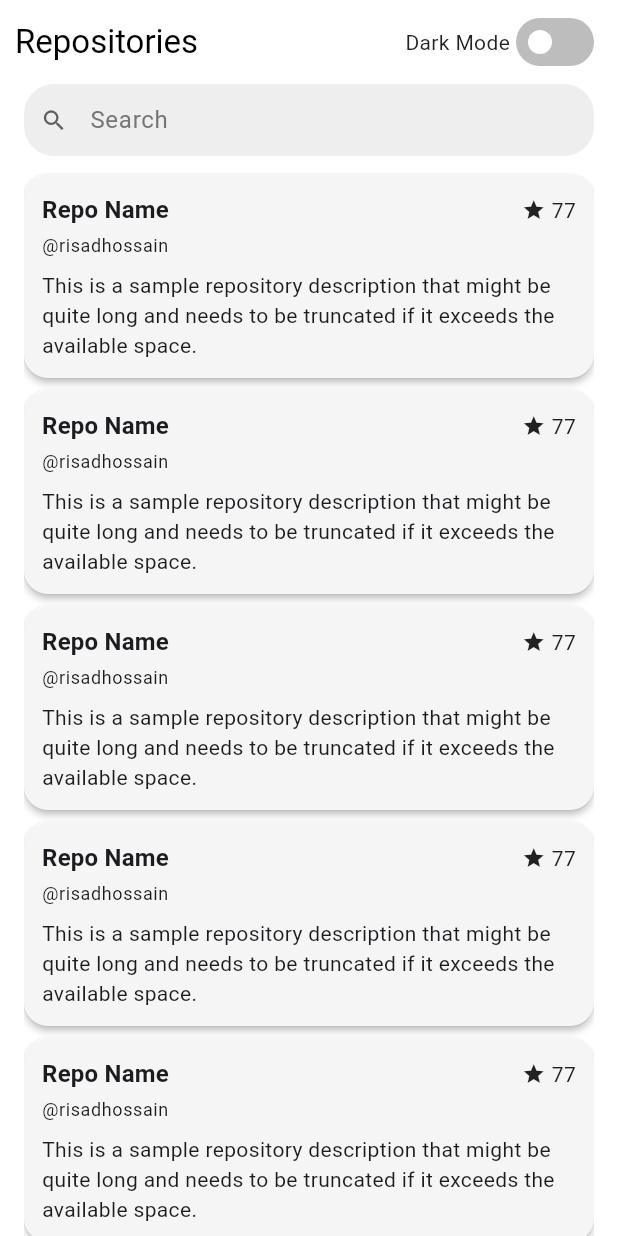
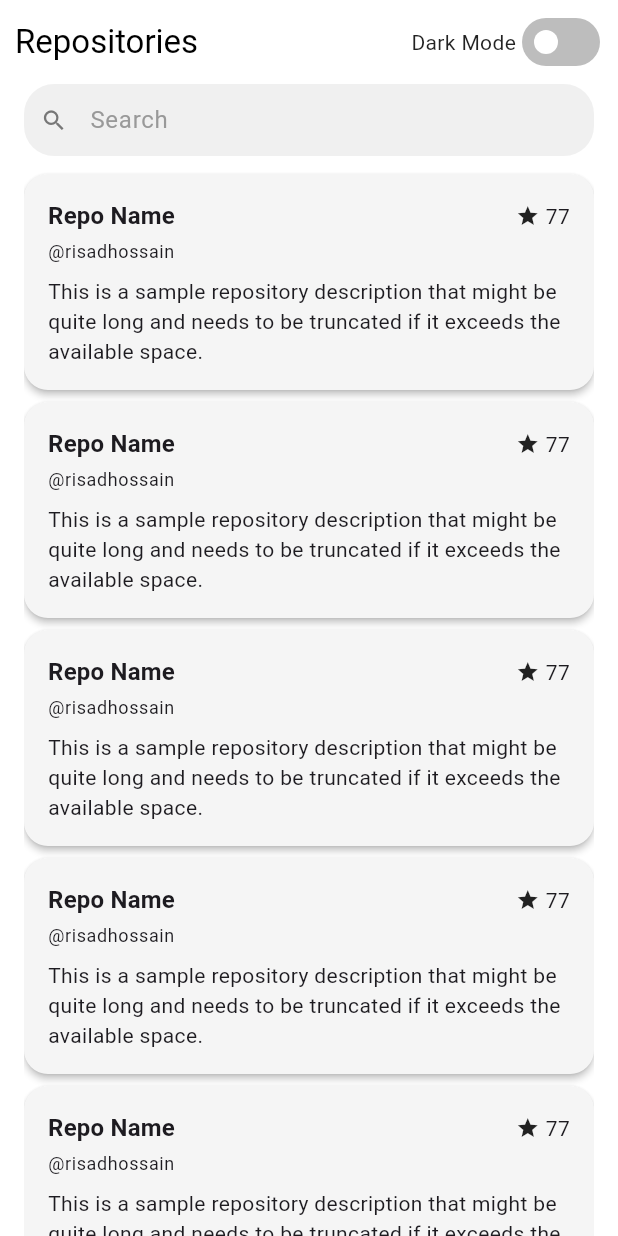
Before and after one commit to mdrislam/clean_architecture_with_bloc, a Flutter app: the screen it shows after launch, on a phone screen of 412 x 824 dp. Run offline on Flutter 3.47's test engine with Material 3 defaults, Android fonts, the phone set to English and light mode, and no system bars.

Commit message:
scaling colors and sizes

```diff
--- /dev/null
+++ b/lib/core/theme/app_colors.dart
@@ -0,0 +1,29 @@
+import 'package:flutter/material.dart';
+
+class AppColors {
+  // Common Colors
+  static const Color primary = Color.fromARGB(255, 115, 255, 120);
+  static const Color white = Colors.white;
+  static final Color grey400 = Colors.grey[400] as Color;
+  static final Color transparent = Colors.transparent;
+
+  // Light Theme Colors
+  static const Color lightScaffoldBackground = Colors.white;
+  static const Color lightAppBarBackground = Colors.white;
+  static const Color lightAppBarForeground = Colors.black;
+  static const Color lightIconColor = Colors.black87;
+  static const Color lightInputFill = Color(0xFFF0F0F0);
+  static const Color lightHintText = Color(0xFF999999);
+  static const Color lightPrefixIcon = Color(0xFF777777);
+  static const Color lightCardColor = Color(0xFFF5F5F5);
+
+  // Dark Theme Colors
+  static const Color darkScaffoldBackground = Color(0xFF121212);
+  static const Color darkAppBarBackground = Color(0xFF121212);
+  static const Color darkAppBarForeground = Colors.white;
+  static const Color darkIconColor = Colors.white70;
+  static const Color darkInputFill = Color(0xFF2C2C2C);
+  static const Color darkHintText = Color(0xFFB0B0B0);
+  static const Color darkPrefixIcon = Color(0xFFE0E0E0);
+  static const Color darkCardColor = Color(0xFF2C2C2C);
+}
--- a/lib/core/theme/app_theme.dart
+++ b/lib/core/theme/app_theme.dart
@@ -1,69 +1,75 @@
 import 'package:flutter/material.dart';
+import 'package:tikweb_task/core/values/app_sizes.dart';
+import 'app_colors.dart';
 
 class AppTheme {
   static ThemeData light() {
     return ThemeData(
-      primarySwatch: Colors.blue,
-      scaffoldBackgroundColor: Colors.white,
+      scaffoldBackgroundColor: AppColors.lightScaffoldBackground,
       appBarTheme: const AppBarTheme(
-        backgroundColor: Colors.white,
-        foregroundColor: Colors.black,
+        backgroundColor: AppColors.lightAppBarBackground,
+        foregroundColor: AppColors.lightAppBarForeground,
         titleSpacing: 0,
       ),
-      iconTheme: const IconThemeData(color: Colors.black87),
-      primaryIconTheme: const IconThemeData(color: Colors.black87),
+      iconTheme: const IconThemeData(color: AppColors.lightIconColor),
       inputDecorationTheme: InputDecorationTheme(
         filled: true,
-        fillColor: Colors.grey.shade200,
+        fillColor: AppColors.lightInputFill,
         border: OutlineInputBorder(
-          borderRadius: BorderRadius.circular(20),
+          borderRadius: BorderRadius.circular(AppSizes.inputRadius),
           borderSide: BorderSide.none,
         ),
-        hintStyle: TextStyle(color: Colors.grey.shade600),
-        prefixIconColor: Colors.grey.shade700,
+        hintStyle: const TextStyle(color: AppColors.lightHintText),
+        prefixIconColor: AppColors.lightPrefixIcon,
         prefixIconConstraints: const BoxConstraints(
-          minWidth: 40,
-          minHeight: 40,
+          minWidth: AppSizes.iconConstant,
+          minHeight: AppSizes.iconConstant,
         ),
         isDense: true,
       ),
-
       cardTheme: CardThemeData(
-        color: Colors.grey.shade100,
-        elevation: 2,
-        margin: const EdgeInsets.symmetric(horizontal: 0, vertical: 4),
-        shape: RoundedRectangleBorder(borderRadius: BorderRadius.circular(16)),
+        color: AppColors.lightCardColor,
+        elevation: AppSizes.cardElevation,
+        margin: const EdgeInsets.symmetric(
+          horizontal: 0,
+          vertical: AppSizes.cardMarginVertical,
+        ),
+        shape: RoundedRectangleBorder(
+          borderRadius: BorderRadius.circular(AppSizes.borderRadius),
+        ),
       ),
     );
   }
 
   static ThemeData dark() {
     return ThemeData.dark().copyWith(
-      primaryColor: Colors.blueGrey,
-      scaffoldBackgroundColor: Colors.grey[900],
-      appBarTheme: AppBarTheme(
-        backgroundColor: Colors.grey[900],
-        foregroundColor: Colors.white,
+      scaffoldBackgroundColor: AppColors.darkScaffoldBackground,
+      appBarTheme: const AppBarTheme(
+        backgroundColor: AppColors.darkAppBarBackground,
+        foregroundColor: AppColors.darkAppBarForeground,
         titleSpacing: 0,
       ),
-      iconTheme: const IconThemeData(color: Colors.white70),
-      primaryIconTheme: const IconThemeData(color: Colors.white70),
+      iconTheme: const IconThemeData(color: AppColors.darkIconColor),
       inputDecorationTheme: InputDecorationTheme(
         filled: true,
-        fillColor: Colors.grey.shade800,
+        fillColor: AppColors.darkInputFill,
         border: OutlineInputBorder(
-          borderRadius: BorderRadius.circular(20),
+          borderRadius: BorderRadius.circular(AppSizes.inputRadius),
           borderSide: BorderSide.none,
         ),
-        hintStyle: TextStyle(color: Colors.grey.shade400),
-        prefixIconColor: Colors.grey.shade300,
+        hintStyle: const TextStyle(color: AppColors.darkHintText),
+        prefixIconColor: AppColors.darkPrefixIcon,
       ),
       cardTheme: CardThemeData(
-        color: Colors.grey.shade800,
-        elevation: 2,
-        margin: const EdgeInsets.symmetric(horizontal: 0, vertical: 4),
-
-        shape: RoundedRectangleBorder(borderRadius: BorderRadius.circular(16)),
+        color: AppColors.darkCardColor,
+        elevation: AppSizes.cardElevation,
+        margin: const EdgeInsets.symmetric(
+          horizontal: 0,
+          vertical: AppSizes.cardMarginVertical,
+        ),
+        shape: RoundedRectangleBorder(
+          borderRadius: BorderRadius.circular(AppSizes.borderRadius),
+        ),
       ),
     );
   }
--- /dev/null
+++ b/lib/core/values/app_sizes.dart
@@ -0,0 +1,28 @@
+class AppSizes {
+  // Padding and margin
+  static const double horizontalPadding = 16.0;
+  static const double verticalSpacing = 8.0;
+
+
+  // Font sizes
+  static const double titleFontSize = 20.0;
+  static const double subtitleFontSize = 16.0;
+  static const double bodyFontSize = 14.0;
+
+  // Radius
+  static const double borderRadius = 16.0;
+  static const double inputRadius = 20.0;
+
+  // Icon size
+  static const double iconSizeSM = 16.0;
+  static const double iconSize = 24.0;
+  static const double iconConstant = 40.0;
+
+  // List item height, spacing etc.
+  static const double cardElevation = 2.0;
+  static const double cardMarginVertical = 4.0;
+
+  // Other constants
+  static const int textMinLine = 1;
+  static const int textMaxLine = 4;
+}
--- a/lib/features/repoexplorer/presentation/pages/home_screen.dart
+++ b/lib/features/repoexplorer/presentation/pages/home_screen.dart
@@ -1,4 +1,6 @@
 import 'package:flutter/material.dart';
+import 'package:tikweb_task/core/theme/app_colors.dart';
+import 'package:tikweb_task/core/values/app_sizes.dart';
 import 'package:tikweb_task/features/repoexplorer/presentation/widgets/home_searchbar.dart';
 import 'package:tikweb_task/features/repoexplorer/presentation/widgets/repo_list_item.dart';
 
@@ -36,22 +38,24 @@ class _HomeScreenState extends State<HomeScreen> {
                 }
               });
             },
-            activeColor: Colors.white,
-            activeTrackColor: const Color.fromARGB(255, 115, 255, 120),
-            inactiveThumbColor: Colors.white,
-            inactiveTrackColor: Colors.grey[400],
-            trackOutlineColor: WidgetStateProperty.all(Colors.transparent),
+            activeColor: AppColors.white,
+            activeTrackColor: AppColors.primary,
+            inactiveThumbColor: AppColors.white,
+            inactiveTrackColor: AppColors.grey400,
+            trackOutlineColor: WidgetStateProperty.all(AppColors.transparent),
           ),
-          const SizedBox(width: 12),
+          const SizedBox(width: AppSizes.horizontalPadding / 2),
         ],
       ),
       body: Padding(
-        padding: const EdgeInsets.symmetric(horizontal: 16),
+        padding: const EdgeInsets.symmetric(
+          horizontal: AppSizes.horizontalPadding,
+        ),
         child: Column(
           children: [
             // Search bar below AppBar
             HomeSearchbar(controller: _searchController),
-            const SizedBox(height: 8),
+            const SizedBox(height: AppSizes.verticalSpacing),
             Expanded(
               child: ListView.builder(
                 itemCount: 20, // Example item count
--- a/lib/features/repoexplorer/presentation/widgets/repo_list_item.dart
+++ b/lib/features/repoexplorer/presentation/widgets/repo_list_item.dart
@@ -1,4 +1,5 @@
 import 'package:flutter/material.dart';
+import 'package:tikweb_task/core/values/app_sizes.dart';
 
 class RepoListItem extends StatelessWidget {
   const RepoListItem({super.key});
@@ -6,23 +7,24 @@ class RepoListItem extends StatelessWidget {
   @override
   Widget build(BuildContext context) {
     return Card(
-      elevation: 2,
-      shape: RoundedRectangleBorder(borderRadius: BorderRadius.circular(16)),
+      elevation: AppSizes.cardElevation,
+      shape: RoundedRectangleBorder(
+        borderRadius: BorderRadius.circular(AppSizes.horizontalPadding),
+      ),
       child: InkWell(
         onTap: () {},
         child: Padding(
-          padding: const EdgeInsets.all(12),
+          padding: const EdgeInsets.all(AppSizes.horizontalPadding),
           child: Column(
             crossAxisAlignment: CrossAxisAlignment.start,
             children: [
-              /// Top row: Repo name + Stars
               Row(
                 mainAxisAlignment: MainAxisAlignment.spaceBetween,
                 children: [
                   Expanded(
                     child: Text(
                       'Repo Name',
-                      maxLines: 1,
+                      maxLines: AppSizes.textMinLine,
                       style: Theme.of(context).textTheme.titleMedium?.copyWith(
                         fontWeight: FontWeight.bold,
                       ),
@@ -30,29 +32,25 @@ class RepoListItem extends StatelessWidget {
                   ),
                   Row(
                     children: [
-                      const Icon(Icons.star, size: 16),
-                      const SizedBox(width: 4),
+                      const Icon(Icons.star, size: AppSizes.iconSizeSM),
+                      const SizedBox(width: AppSizes.horizontalPadding / 4),
                       Text('77'),
                     ],
                   ),
                 ],
               ),
 
-              const SizedBox(height: 4),
-
-              /// Username (owner)
+              const SizedBox(height: AppSizes.verticalSpacing / 2),
               Text(
-                '@risadhossain', // assuming `repo.owner` is the username
+                '@risadhossain',
                 style: Theme.of(context).textTheme.bodySmall,
               ),
 
-              const SizedBox(height: 8),
-
-              /// Description
+              const SizedBox(height: AppSizes.verticalSpacing),
               Text(
                 'This is a sample repository description that might be quite long and needs to be truncated if it exceeds the available space.',
                 style: Theme.of(context).textTheme.bodyMedium,
-                maxLines: 4,
+                maxLines: AppSizes.textMaxLine,
                 overflow: TextOverflow.ellipsis,
               ),
             ],
```
